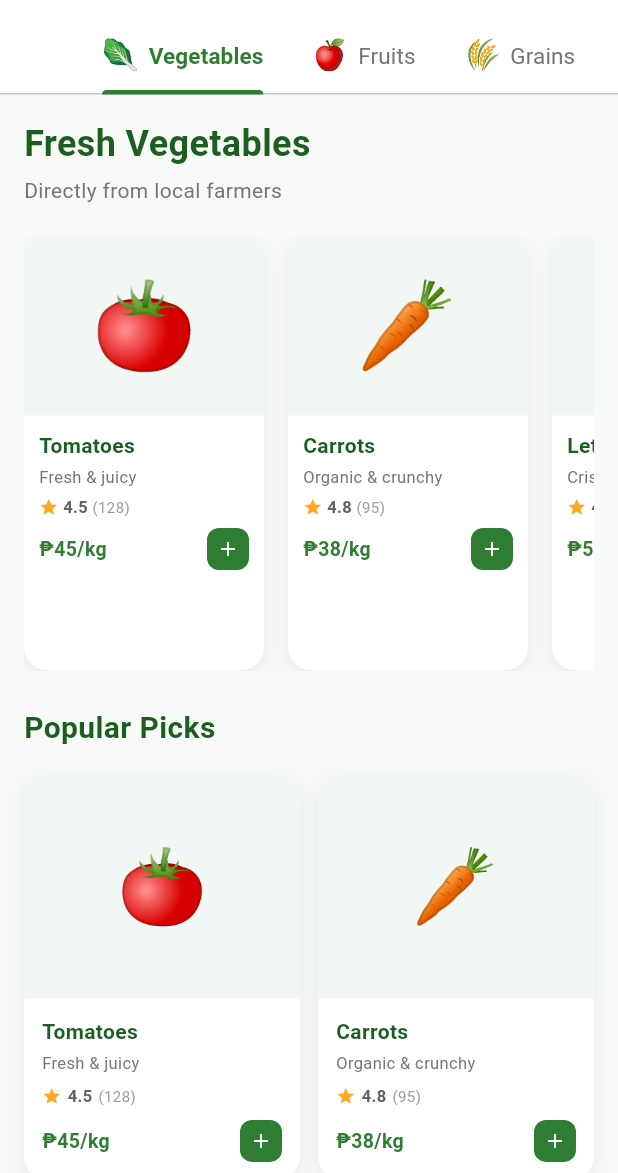
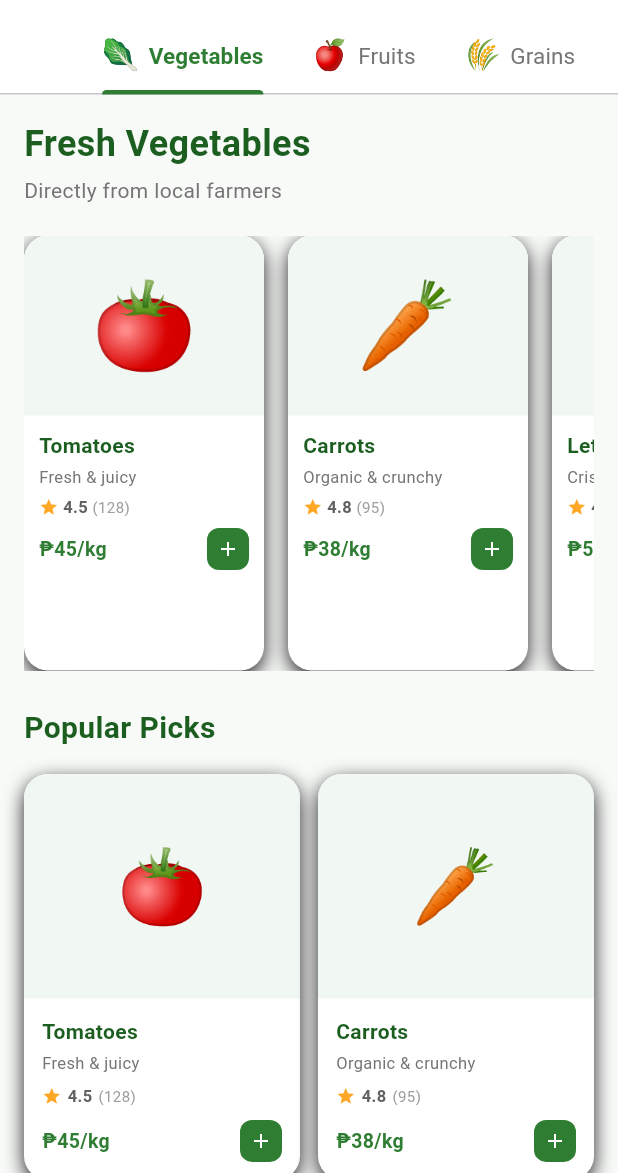
Before and after one commit to lightdarkmaster/agri-smart, a Flutter app: the MarketplaceHome screen opened directly, on a phone screen of 412 x 824 dp, the part 63-1236 px from its top. Run offline on Flutter 3.47's test engine with Material 3 defaults, Android fonts, the phone set to English and light mode, and no system bars; our stand-ins replace google_fonts.

Commit message:
Change Deprecated opacity

```diff
--- a/lib/pages/homepage.dart
+++ b/lib/pages/homepage.dart
@@ -251,7 +251,7 @@ class ProductCard extends StatelessWidget {
         borderRadius: BorderRadius.circular(16),
         boxShadow: [
           BoxShadow(
-            color: Colors.black.withOpacity(0.06),
+            color: Colors.black87,
             blurRadius: 10,
             offset: const Offset(0, 4),
           ),
@@ -372,7 +372,7 @@ class CompactProductCard extends StatelessWidget {
         borderRadius: BorderRadius.circular(16),
         boxShadow: [
           BoxShadow(
-            color: Colors.black.withOpacity(0.06),
+            color: Colors.black87,
             blurRadius: 10,
             offset: const Offset(0, 4),
           ),
```
